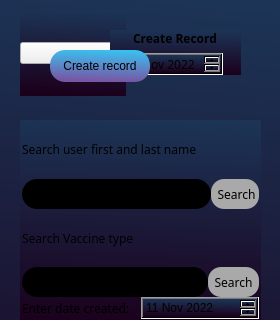
The window that MyCovidRecord/createrecord.ui (gagabon501/cs106-2) describes before a commit, drawn with Qt 5; both pictures show x 0 to 280 and y 0 to 320 of the 280 by 556 pixel window.
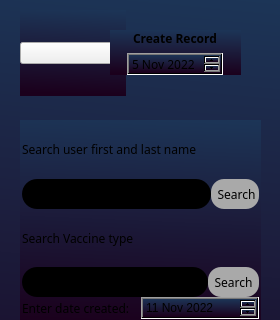
The same window after the commit. Icons and pictures are not drawn.

Commit message: fixed extra push button

```diff
--- a/MyCovidRecord/createrecord.ui
+++ b/MyCovidRecord/createrecord.ui
@@ -426,23 +426,6 @@
      <string>Create record</string>
     </property>
    </widget>
-   <widget class="QPushButton" name="createRecord_2">
-    <property name="geometry">
-     <rect>
-      <x>50</x>
-      <y>50</y>
-      <width>100</width>
-      <height>32</height>
-     </rect>
-    </property>
-    <property name="styleSheet">
-     <string notr="true">border-radius: 15px;
-background-color: qlineargradient(spread:pad, x1:0.9, y1:1, x2:1, y2:0, stop:0 rgb(119, 87, 165), stop:1 rgb(55, 197, 243));</string>
-    </property>
-    <property name="text">
-     <string>Create record</string>
-    </property>
-   </widget>
   </widget>
  </widget>
  <resources>
```
Left out of the diff: 2 changed lines with no effect on the pictures. The commit also changes 3 other files.
